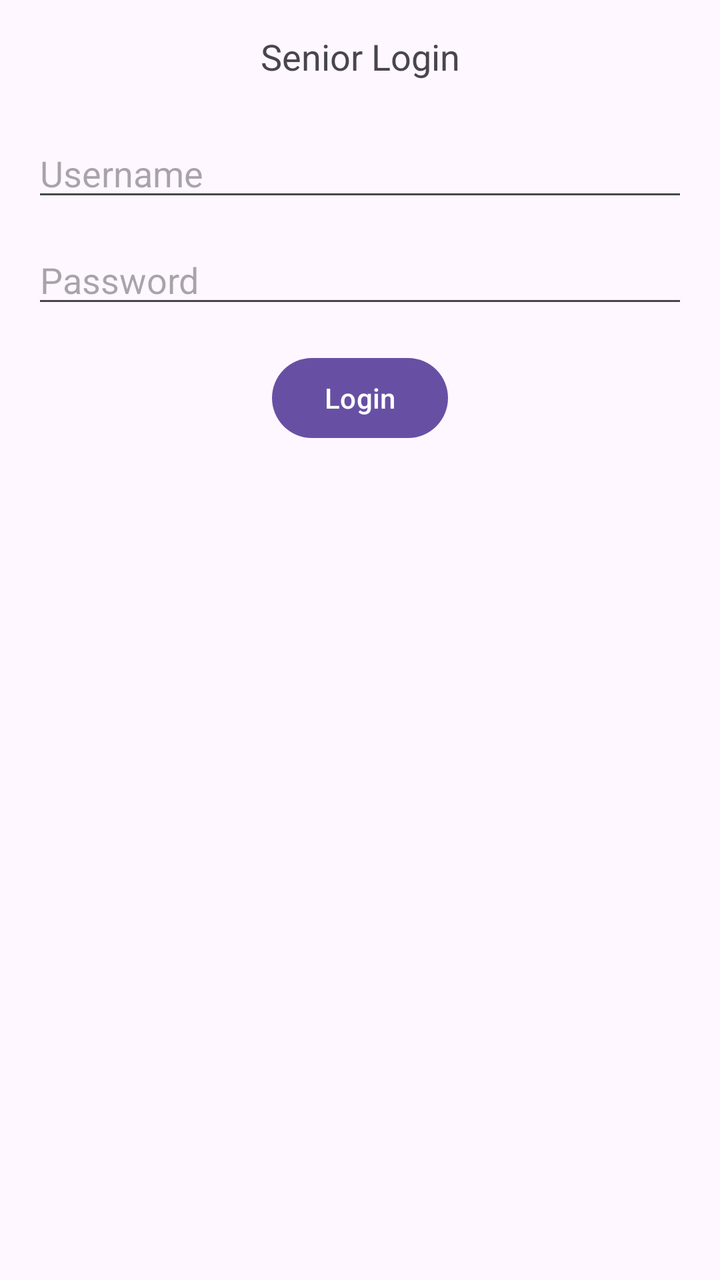
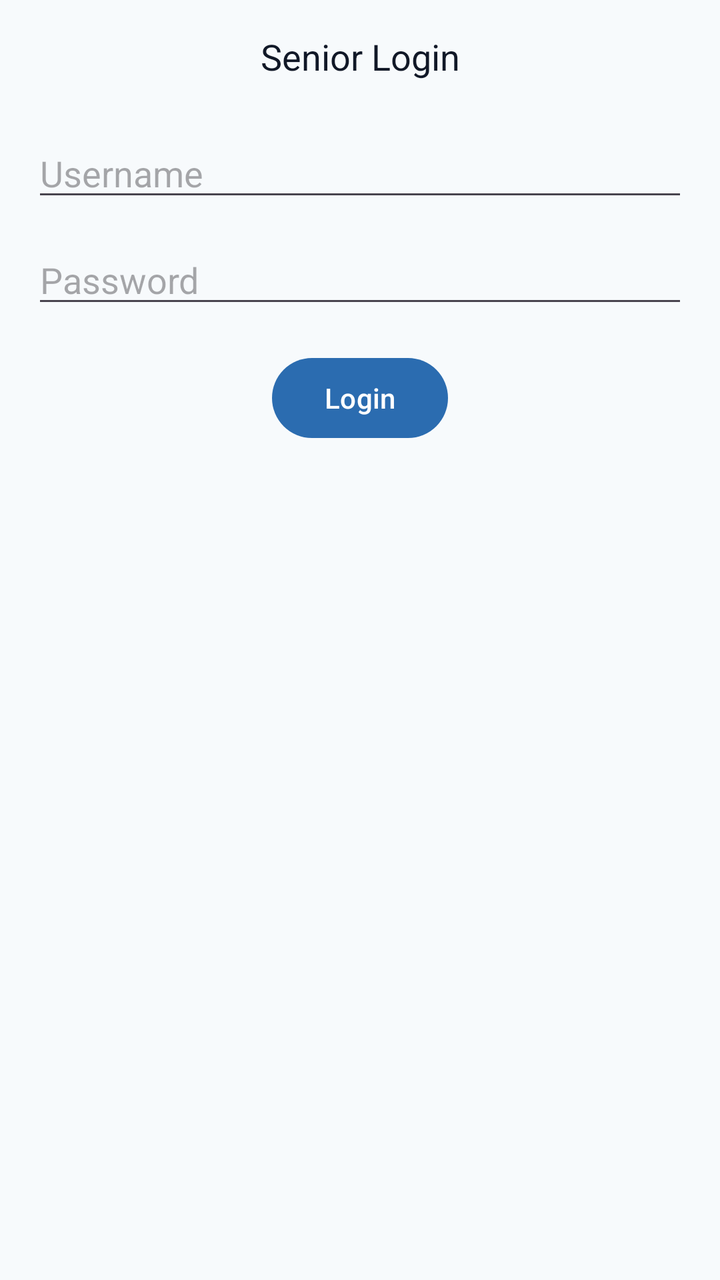

An Android layout rendered at two revisions. The XML below is the earlier revision; the diff shows what the commit changed to produce the second picture.
<!-- AndroidManifest.xml: application theme Theme.MyApplication -->
<!-- res/layout/activity_senior_login.xml -->
<?xml version="1.0" encoding="utf-8"?>
<androidx.constraintlayout.widget.ConstraintLayout xmlns:android="http://schemas.android.com/apk/res/android"
    xmlns:app="http://schemas.android.com/apk/res-auto"
    android:layout_width="match_parent"
    android:layout_height="match_parent">

    <TextView
        android:id="@+id/titleSenior"
        android:layout_width="wrap_content"
        android:layout_height="wrap_content"
        android:text="Senior Login"
        android:textSize="18sp"
        app:layout_constraintTop_toTopOf="parent"
        app:layout_constraintStart_toStartOf="parent"
        app:layout_constraintEnd_toEndOf="parent"
        android:layout_marginTop="16dp" />

    <EditText
        android:id="@+id/tfUserSenior"
        android:layout_width="0dp"
        android:layout_height="wrap_content"
        android:hint="Username"
        app:layout_constraintTop_toBottomOf="@id/titleSenior"
        app:layout_constraintStart_toStartOf="parent"
        app:layout_constraintEnd_toEndOf="parent"
        android:layout_marginStart="16dp"
        android:layout_marginEnd="16dp"
        android:layout_marginTop="24dp" />

    <EditText
        android:id="@+id/tfPassSenior"
        android:layout_width="0dp"
        android:layout_height="wrap_content"
        android:hint="Password"
        android:inputType="textPassword"
        app:layout_constraintTop_toBottomOf="@id/tfUserSenior"
        app:layout_constraintStart_toStartOf="parent"
        app:layout_constraintEnd_toEndOf="parent"
        android:layout_marginStart="16dp"
        android:layout_marginEnd="16dp"
        android:layout_marginTop="12dp" />

    <Button
        android:id="@+id/btnLoginSenior"
        android:layout_width="wrap_content"
        android:layout_height="wrap_content"
        android:text="Login"
        app:layout_constraintTop_toBottomOf="@id/tfPassSenior"
        app:layout_constraintStart_toStartOf="parent"
        app:layout_constraintEnd_toEndOf="parent"
        android:layout_marginTop="16dp" />

</androidx.constraintlayout.widget.ConstraintLayout>
<!-- resources referenced by this layout -->
<resources>
  <style name="Theme.MyApplication" parent="Base.Theme.MyApplication" />
  <style name="Base.Theme.MyApplication" parent="Theme.Material3.DayNight.NoActionBar">
          
          
      </style>
</resources>

<!-- the commit's change to res/layout/activity_senior_login.xml (unified diff, before → after) -->
@@ -16,6 +16,7 @@
         android:layout_marginTop="16dp" />
 
     <EditText
+        style="@style/AppInput"
         android:id="@+id/tfUserSenior"
         android:layout_width="0dp"
         android:layout_height="wrap_content"
@@ -28,6 +29,7 @@
         android:layout_marginTop="24dp" />
 
     <EditText
+        style="@style/AppInput"
         android:id="@+id/tfPassSenior"
         android:layout_width="0dp"
         android:layout_height="wrap_content"
@@ -41,6 +43,7 @@
         android:layout_marginTop="12dp" />
 
     <Button
+        style="@style/AppButton"
         android:id="@+id/btnLoginSenior"
         android:layout_width="wrap_content"
         android:layout_height="wrap_content"
<!-- resource entries referenced after the edit -->
@@ -2,8 +2,17 @@
 <resources>
   <style name="Theme.MyApplication" parent="Base.Theme.MyApplication" />
   <style name="Base.Theme.MyApplication" parent="Theme.Material3.DayNight.NoActionBar">
-          
-          
+          <item name="colorPrimary">@color/primary</item>
+          <item name="colorPrimaryVariant">@color/primary_variant</item>
+          <item name="colorOnPrimary">@color/on_primary</item>
+          <item name="android:colorBackground">@color/background</item>
+          <item name="android:textColor">@color/text_primary</item>
+          <item name="android:windowBackground">@color/background</item>
       </style>
+  <color name="primary">#2B6CB0</color>
+  <color name="primary_variant">#245a93</color>
+  <color name="on_primary">#FFFFFFFF</color>
+  <color name="background">#F7FAFC</color>
+  <color name="text_primary">#111827</color>
 </resources>
 
